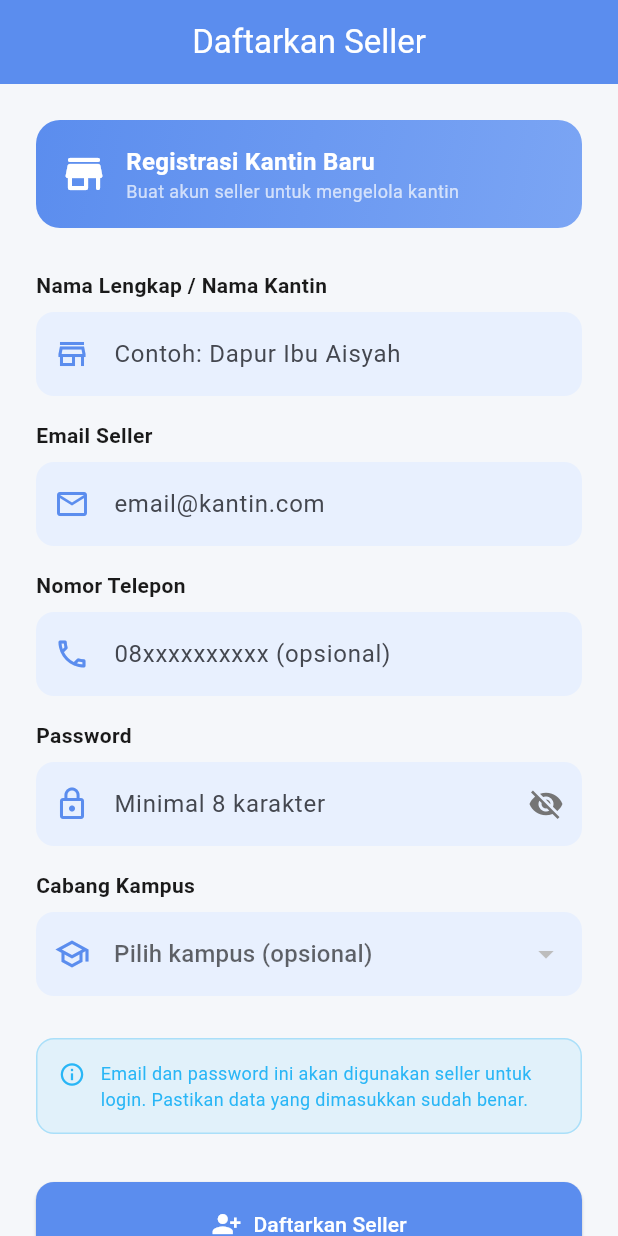
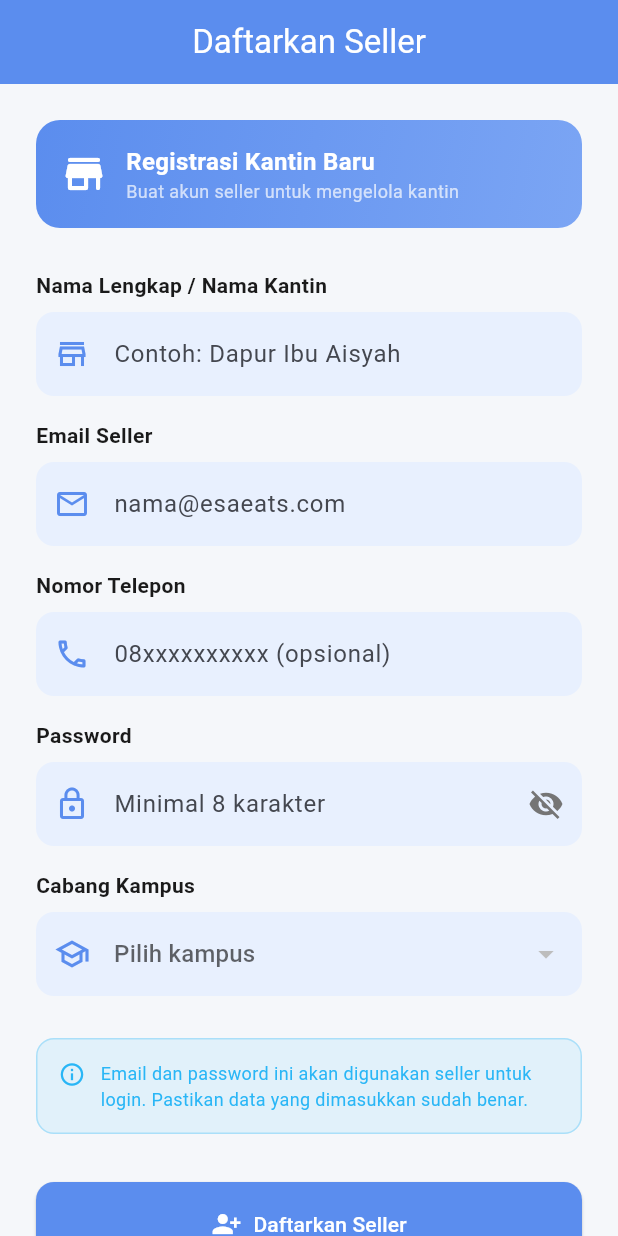
Before and after one commit to wvionn/JAJANYUK, a Flutter app: the SellerRegistrationPage screen opened by its route, on a phone screen of 412 x 824 dp. Run offline on Flutter 3.47's test engine with Material 3 defaults, Android fonts, the phone set to English and light mode, and no system bars; our stand-ins replace dartz, equatable, flutter_dotenv, flutter_riverpod, go_router, supabase_flutter; accounts and stored records are empty.

Commit message:
feat(admin): update seller registration flows and datasource handling

```diff
--- a/lib/features/admin/presentation/pages/seller_registration_page.dart
+++ b/lib/features/admin/presentation/pages/seller_registration_page.dart
@@ -188,11 +188,11 @@ class _SellerRegistrationPageState
 
               CustomTextField(
                 label: 'Email Seller',
-                hint: 'email@kantin.com',
+                hint: 'nama@esaeats.com',
                 controller: _emailController,
                 prefixIcon: Icons.email_outlined,
                 keyboardType: TextInputType.emailAddress,
-                validator: Validators.email,
+                validator: Validators.sellerEmail,
               ),
               const SizedBox(height: 16),
 
@@ -233,7 +233,7 @@ class _SellerRegistrationPageState
                     error: (_, __) => const Text('Gagal memuat kampus'),
                     data: (campuses) => DropdownButtonFormField<CampusEntity>(
                       initialValue: _selectedCampus,
-                      hint: const Text('Pilih kampus (opsional)'),
+                      hint: const Text('Pilih kampus'),
                       decoration: InputDecoration(
                         filled: true,
                         fillColor: AppColors.inputBackground,
```
Also changed, not shown: lib/features/admin/data/datasources/admin_remote_datasource.dart (+35 -9 lines).
